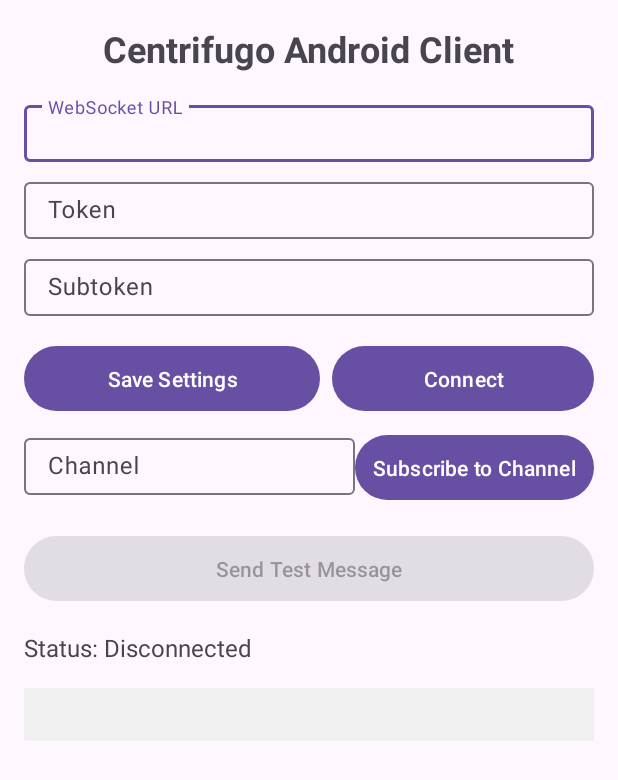
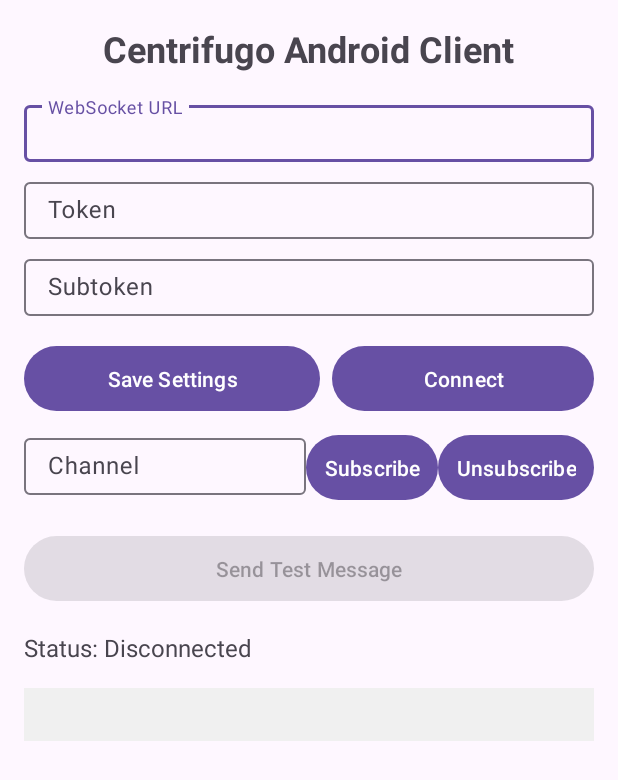
Before and after one commit to binghuan/centrifugo-sample, an Android app: the layout activity_main.xml on its own in the app's theme, with its tools: preview values and no code run, on a phone screen of 412 x 824 dp. Shown: the top 780 px of the screen. Run offline under Robolectric (Android 15) with nearby library versions, the light colour scheme and no system bars.

Commit message:
Add button to unsubscribe channel.

```diff
--- a/android-client/app/build.gradle.kts
+++ b/android-client/app/build.gradle.kts
@@ -51,8 +51,7 @@
     androidTestImplementation(libs.androidx.espresso.core)
     implementation(libs.java.websocket)
     implementation(libs.gson)
-    implementation(libs.centrifuge.android)
-    implementation(libs.centrifuge.java) // Ensure you use the latest version
+    implementation(libs.centrifuge.java)
     implementation(libs.material.v180)
 
 }
--- a/android-client/app/src/main/res/layout/activity_main.xml
+++ b/android-client/app/src/main/res/layout/activity_main.xml
@@ -120,6 +120,14 @@
             android:padding="12dp"
             android:text="@string/subscribe_to_channel" />
 
+        <Button
+            android:id="@+id/unsubscribeButton"
+            android:layout_width="wrap_content"
+            android:layout_height="wrap_content"
+            android:layout_marginTop="8dp"
+            android:padding="12dp"
+            android:text="@string/unsubscribe_to_channel" />
+
     </LinearLayout>
 
 
--- a/android-client/app/src/main/res/values/strings.xml
+++ b/android-client/app/src/main/res/values/strings.xml
@@ -6,7 +6,8 @@
     <string name="save_settings">Save Settings</string>
     <string name="connect">Connect</string>
     <string name="channel">Channel</string>
-    <string name="subscribe_to_channel">Subscribe to Channel</string>
+    <string name="subscribe_to_channel">Subscribe</string>
+    <string name="unsubscribe_to_channel">Unsubscribe</string>
     <string name="send_test_message">Send Test Message</string>
     <string name="status_disconnected">Status: Disconnected</string>
     <string name="settings_saved">Settings saved</string>
```
Also changed, not shown: android-client/app/src/main/java/com/bh/centrifugo_android_client/CentrifugoWsManager.kt (+14 -1 lines), android-client/app/src/main/java/com/bh/centrifugo_android_client/MainActivity.kt (+8 -0 lines).
